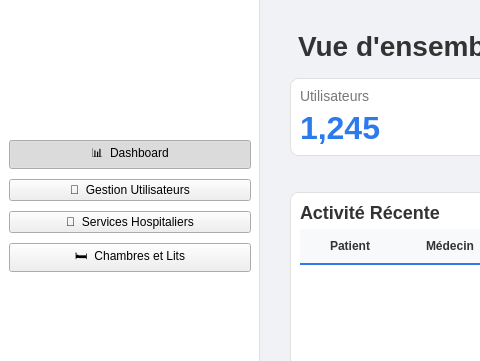
itsmeefatiha/hospital-management-cpp-gui, file admindashboard.ui: the form before one commit; both pictures show x 0 to 480 and y 0 to 361 of the 1200 by 850 pixel window.
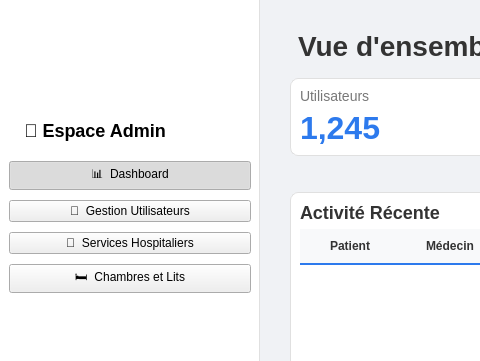
The form after the commit.

```diff
--- a/admindashboard.ui
+++ b/admindashboard.ui
@@ -151,20 +151,14 @@
         </widget>
        </item>
        <item>
-        <spacer name="verticalSpacer_top_menu">
-         <property name="orientation">
-          <enum>Qt::Orientation::Vertical</enum>
+        <widget class="QLabel" name="label">
+         <property name="styleSheet">
+          <string notr="true">color: #000; font-weight: bold; font-size: 18px; padding: 10px;</string>
          </property>
-         <property name="sizeType">
-          <enum>QSizePolicy::Policy::Fixed</enum>
+         <property name="text">
+          <string>💼 Espace Admin</string>
          </property>
-         <property name="sizeHint" stdset="0">
-          <size>
-           <width>20</width>
-           <height>30</height>
-          </size>
-         </property>
-        </spacer>
+        </widget>
        </item>
        <item>
         <widget class="QPushButton" name="btn_menu_dashboard">
```
